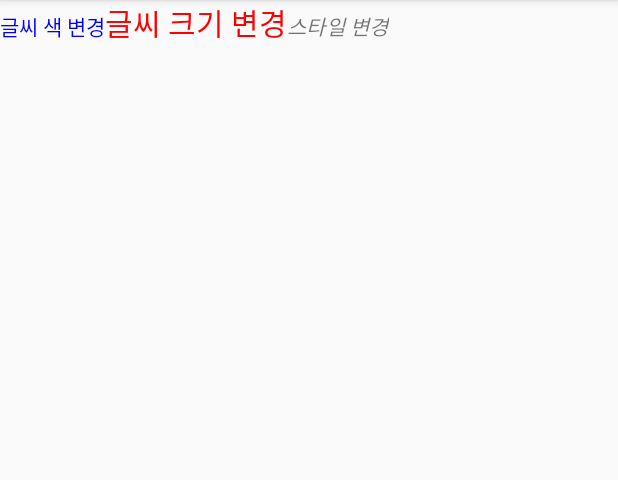
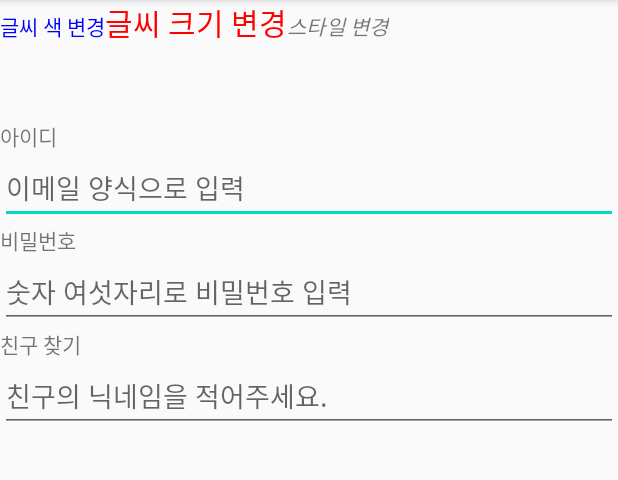
Before and after one commit to cho881020/UIPractice_20200523, an Android app: the screen it shows after launch (MainActivity), on a phone screen of 412 x 824 dp, the part 84-564 px from its top. Run offline under Robolectric (Android 15) with nearby library versions, the phone set to English and light mode, and no system bars.

Commit message:
EditText 속성 활용

```diff
--- a/app/src/main/res/layout/activity_main.xml
+++ b/app/src/main/res/layout/activity_main.xml
@@ -32,4 +32,40 @@
             android:textStyle="italic" />
 
     </LinearLayout>
+
+    <TextView
+        android:layout_width="wrap_content"
+        android:layout_height="wrap_content"
+        android:text="아이디" />
+
+    <EditText
+        android:layout_width="match_parent"
+        android:layout_height="wrap_content"
+        android:hint="이메일 양식으로 입력"
+        android:inputType="textEmailAddress"/>
+
+    <TextView
+        android:layout_width="wrap_content"
+        android:layout_height="wrap_content"
+        android:text="비밀번호" />
+
+    <EditText
+        android:layout_width="match_parent"
+        android:layout_height="wrap_content"
+        android:hint="숫자 여섯자리로 비밀번호 입력"
+        android:inputType="numberPassword"/>
+
+    <TextView
+        android:layout_width="wrap_content"
+        android:layout_height="wrap_content"
+        android:text="친구 찾기"/>
+
+    <EditText
+        android:layout_width="match_parent"
+        android:layout_height="wrap_content"
+        android:hint="친구의 닉네임을 적어주세요."
+        android:singleLine="true"
+        android:imeOptions="actionSearch"/>
+
+
 </LinearLayout>
```
